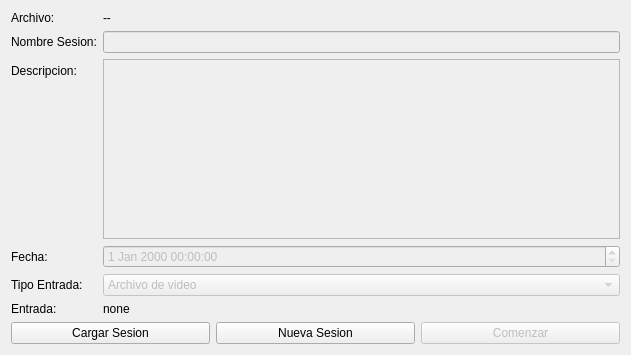
First picture: the form in src/GUIFramework/IPSModule/IPSs/GUIWaveHeightIPS/guiwaveheightips.ui, repository aguperezpala/hvdrt, before the edit.
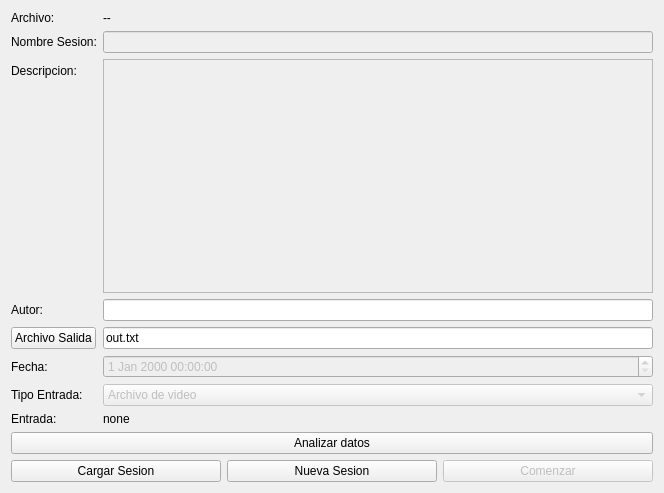
Second picture: the form after the edit.

Commit message: Adding CurveData and "first version of DataAnalyzeWindow

What changed in the file:
```diff
--- a/src/GUIFramework/IPSModule/IPSs/GUIWaveHeightIPS/guiwaveheightips.ui
+++ b/src/GUIFramework/IPSModule/IPSs/GUIWaveHeightIPS/guiwaveheightips.ui
@@ -6,8 +6,8 @@
    <rect>
     <x>0</x>
     <y>0</y>
-    <width>631</width>
-    <height>355</height>
+    <width>664</width>
+    <height>493</height>
    </rect>
   </property>
   <property name="windowTitle">
@@ -47,28 +47,28 @@
        </property>
       </widget>
      </item>
-     <item row="3" column="0">
+     <item row="5" column="0">
       <widget class="QLabel" name="label_3">
        <property name="text">
         <string>Fecha:</string>
        </property>
       </widget>
      </item>
-     <item row="3" column="1">
+     <item row="5" column="1">
       <widget class="QDateTimeEdit" name="dateTimeEdit">
        <property name="enabled">
         <bool>false</bool>
        </property>
       </widget>
      </item>
-     <item row="4" column="0">
+     <item row="6" column="0">
       <widget class="QLabel" name="label_4">
        <property name="text">
         <string>Tipo Entrada:</string>
        </property>
       </widget>
      </item>
-     <item row="4" column="1">
+     <item row="6" column="1">
       <widget class="QComboBox" name="comboBox">
        <property name="enabled">
         <bool>false</bool>
@@ -99,22 +99,53 @@
        </property>
       </widget>
      </item>
-     <item row="5" column="0">
+     <item row="7" column="0">
       <widget class="QLabel" name="label_6">
        <property name="text">
         <string>Entrada:</string>
        </property>
       </widget>
      </item>
-     <item row="5" column="1">
+     <item row="7" column="1">
       <widget class="QLabel" name="inputLabel">
        <property name="text">
         <string>none</string>
        </property>
       </widget>
      </item>
+     <item row="3" column="0">
+      <widget class="QLabel" name="label_7">
+       <property name="text">
+        <string>Autor:</string>
+       </property>
+      </widget>
+     </item>
+     <item row="3" column="1">
+      <widget class="QLineEdit" name="autorText"/>
+     </item>
+     <item row="4" column="1">
+      <widget class="QLineEdit" name="outText">
+       <property name="text">
+        <string>out.txt</string>
+       </property>
+      </widget>
+     </item>
+     <item row="4" column="0">
+      <widget class="QPushButton" name="outButton">
+       <property name="text">
+        <string>Archivo Salida</string>
+       </property>
+      </widget>
+     </item>
     </layout>
    </item>
+   <item>
+    <widget class="QPushButton" name="analyzeButton">
+     <property name="text">
+      <string>Analizar datos</string>
+     </property>
+    </widget>
+   </item>
    <item>
     <layout class="QHBoxLayout" name="horizontalLayout">
      <item>
```
The commit also changes 28 other files.
